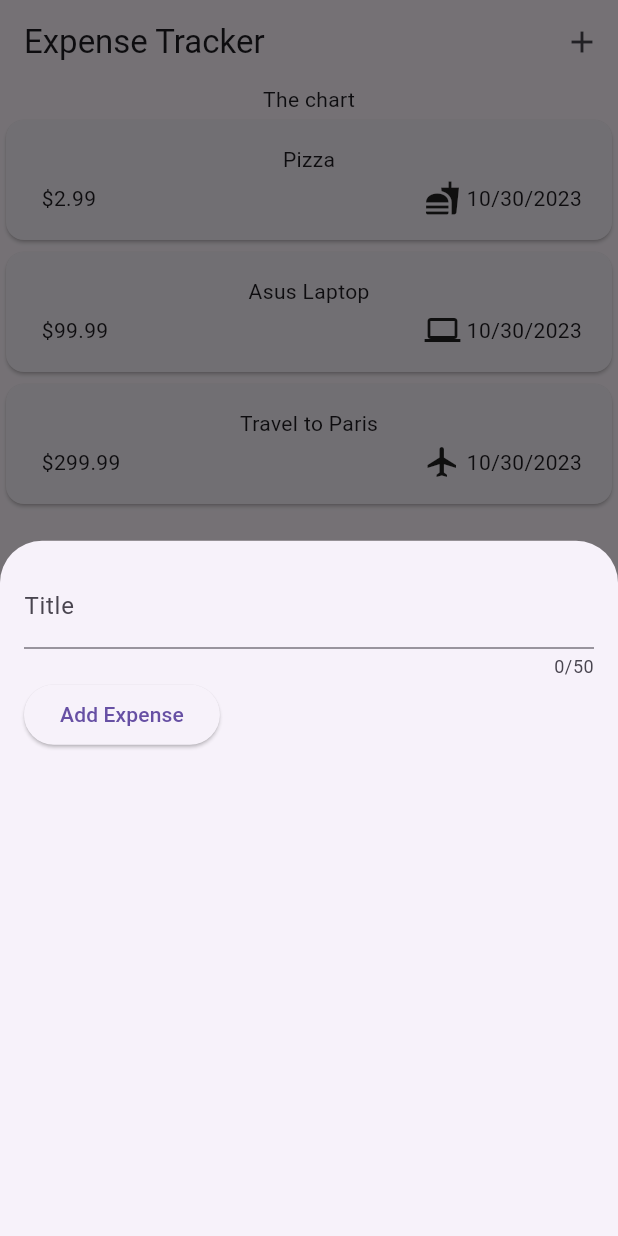
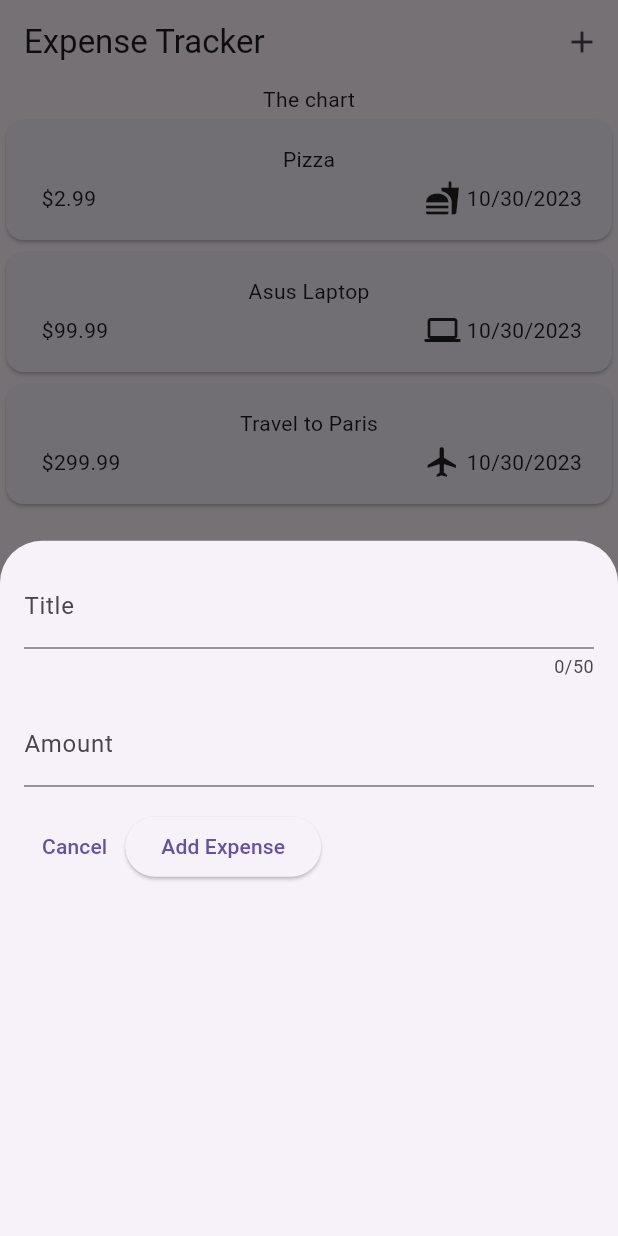
Before and after one commit to Rishi-Mishra0704/expense_app, a Flutter app: the screen it shows after launch, after a tap on the "add" icon, on a phone screen of 412 x 824 dp. Run offline on Flutter 3.47's test engine with Material 2 defaults, Android fonts, the phone set to English and light mode, and no system bars.

Commit message:
add amount field and close modal

```diff
--- a/lib/widgets/new_expense.dart
+++ b/lib/widgets/new_expense.dart
@@ -10,12 +10,13 @@ class NewExpense extends StatefulWidget {
 }
 
 class _NewExpenseState extends State<NewExpense> {
-
   final _titleController = TextEditingController();
+  final _amountController = TextEditingController();
 
   @override
   void dispose() {
     _titleController.dispose();
+    _amountController.dispose();
     super.dispose();
   }
 
@@ -32,11 +33,28 @@ class _NewExpenseState extends State<NewExpense> {
               labelText: 'Title',
             ),
           ),
+          const SizedBox(height: 16),
+          TextField(
+            controller: _amountController,
+            keyboardType: TextInputType.number,
+            decoration: const InputDecoration(
+              prefixText: '\$ ',
+              labelText: 'Amount',
+            ),
+          ),
+          const SizedBox(height: 16),
           Row(
             children: [
+              TextButton(
+                onPressed: () {
+                  Navigator.pop(context);
+                },
+                child: const Text('Cancel'),
+              ),
               ElevatedButton(
                 onPressed: () {
                   print(_titleController.text);
+                  print(_amountController.text);
                 },
                 child: const Text('Add Expense'),
               ),
```
